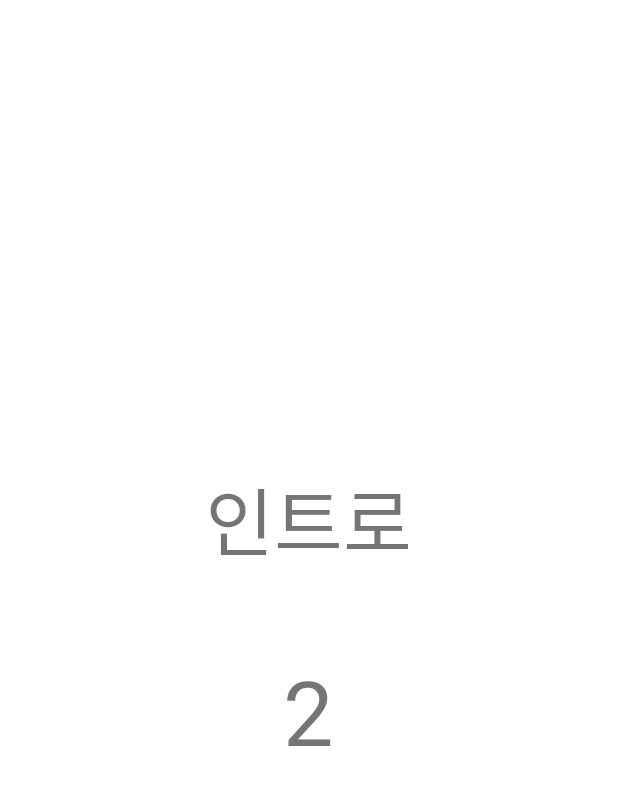
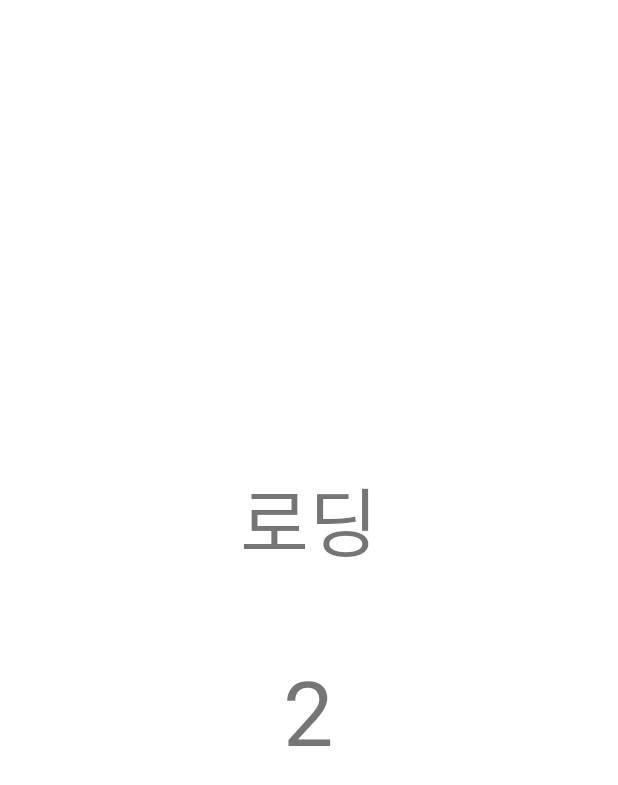
Before and after one commit to miiiin15/Daboot, an Android app: the Intro screen opened directly, with no data from a screen before it, on a phone screen of 412 x 824 dp. Shown: the top 785 px of the screen. Run offline under Robolectric (Android 15) with nearby library versions, the phone set to English and light mode, and no system bars.

Commit message:
ver 1.11

```diff
--- a/app/src/main/res/layout/intro.xml
+++ b/app/src/main/res/layout/intro.xml
@@ -8,7 +8,7 @@
     <TextView
         android:layout_width="wrap_content"
         android:layout_height="wrap_content"
-        android:text="인트로"
+        android:text="로딩"
         android:textSize="50dp"/>
     <TextView
         android:id="@+id/tv1"
```
